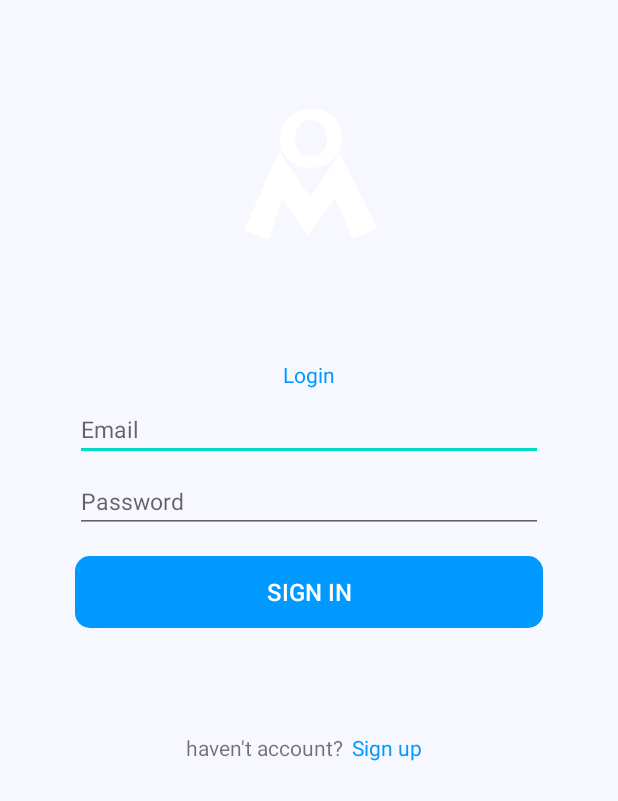
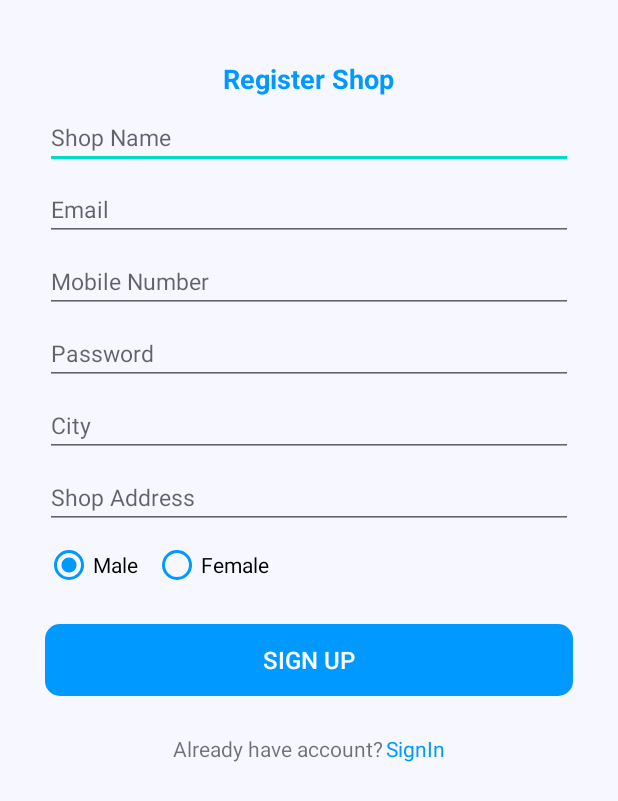
Before and after one commit to arifaziz346/OnlineMarketServiceProviderTest, an Android app: the screen it shows after launch (login before the commit, register after it), on a phone screen of 412 x 824 dp. Shown: the top 801 px of the screen. Run offline under Robolectric (Android 15) with nearby library versions, the phone set to English and light mode, and no system bars.

Commit message:
9/4/2021

```diff
--- a/app/build.gradle
+++ b/app/build.gradle
@@ -48,6 +48,8 @@ dependencies {
     //Image Picker/Crop
     implementation 'com.github.dhaval2404:imagepicker:2.1'
     implementation "androidx.activity:activity-ktx:1.2.3"
+    implementation("com.android.volley:volley:1.2.1")
     //..
     androidTestImplementation 'androidx.test.espresso:espresso-core:3.4.0'
+
 }
--- a/app/src/main/AndroidManifest.xml
+++ b/app/src/main/AndroidManifest.xml
@@ -3,6 +3,7 @@
     package="com.example.onlinemarketserviceprovider">
     <uses-permission android:name="android.permission.READ_EXTERNAL_STORAGE"/>
     <uses-permission android:name="android.permission.CAMERA"></uses-permission>
+    <uses-permission android:name="android.permission.INTERNET"></uses-permission>
     <application
         android:allowBackup="true"
         android:icon="@mipmap/ic_launcher"
@@ -12,10 +13,10 @@
         android:theme="@style/Theme.OnlineMarketServiceProvider">
         <activity android:name=".Products.CreateProduct"></activity>
         <activity android:name=".Shop.ShopInformation" />
-        <activity android:name=".Auth.register" />
+        <activity android:name=".Auth.login" />
         <activity android:name=".MainActivity" />
         <activity
-            android:name=".Auth.login"
+            android:name=".Auth.register"
             android:exported="true">
 
             <intent-filter>
--- a/app/src/main/java/com/example/onlinemarketserviceprovider/Auth/login.kt
+++ b/app/src/main/java/com/example/onlinemarketserviceprovider/Auth/login.kt
@@ -5,6 +5,7 @@ import androidx.appcompat.app.AppCompatActivity
 import android.os.Bundle
 import android.view.LayoutInflater
 import android.view.View
+import android.widget.Toast
 import com.example.onlinemarketserviceprovider.R
 import com.example.onlinemarketserviceprovider.databinding.ActivityLoginBinding
 
@@ -14,9 +15,11 @@ class login : AppCompatActivity() {
         var binding = ActivityLoginBinding.inflate(layoutInflater)
         setContentView(R.layout.activity_login)
 
-        binding.txtSignUp.setOnClickListener(View.OnClickListener {
-            var intent = Intent(this,register::class.java)
-            startActivity(intent)
-        })
+
+    }
+
+    fun signUp(view: View) {
+        var intent = Intent(this,register::class.java)
+        startActivity(intent)
     }
 }
--- a/app/src/main/res/layout/activity_register.xml
+++ b/app/src/main/res/layout/activity_register.xml
@@ -3,37 +3,40 @@
     xmlns:android="http://schemas.android.com/apk/res/android"
     android:layout_width="match_parent"
     android:layout_height="match_parent"
-    android:paddingLeft="50dp"
-    android:paddingRight="50dp"
+    android:paddingLeft="30dp"
+    android:paddingRight="30dp"
     android:orientation="vertical"
     android:background="@color/ColorLightBlueWhite">
 
-    <ImageView
-        android:layout_width="100dp"
-        android:layout_height="90dp"
-        android:background="@drawable/om_logo"
-        android:layout_gravity="center"
-        android:layout_marginTop="70dp"
-        android:layout_marginBottom="80dp"/>
+<!--    <ImageView-->
+<!--        android:layout_width="100dp"-->
+<!--        android:layout_height="90dp"-->
+<!--        android:background="@drawable/om_logo"-->
+<!--        android:layout_gravity="center"-->
+<!--        android:layout_marginTop="20dp"-->
+<!--        android:layout_marginBottom="10dp"/>-->
     <TextView
         android:layout_width="wrap_content"
         android:layout_height="wrap_content"
-        android:text="Register"
+        android:text="Register Shop"
         android:layout_gravity="center"
+        android:layout_marginTop="40dp"
+        android:textStyle="bold"
+        android:textSize="18sp"
         android:textColor="@color/colorPrimary"></TextView>
 
     <com.google.android.material.textfield.TextInputLayout
         android:layout_width="match_parent"
         android:layout_height="wrap_content"
-        android:id="@+id/txtLayoutFullNameSignUp"
+        android:id="@+id/txtLayoutFullShopNameSignUp"
         android:hint="Enter Your Name"
         android:layout_marginBottom="6dp"/>
 
     <com.google.android.material.textfield.TextInputEditText
         android:layout_width="match_parent"
         android:layout_height="wrap_content"
-        android:id="@+id/txtFullNameSignUp"
-        android:hint="Full Name"
+        android:id="@+id/txtShopNameSignUp"
+        android:hint="Shop Name"
         android:inputType="text"
         android:textSize="15sp">
     </com.google.android.material.textfield.TextInputEditText>
@@ -57,6 +60,21 @@
     <com.google.android.material.textfield.TextInputLayout
         android:layout_width="match_parent"
         android:layout_height="wrap_content"
+        android:id="@+id/txtLayoutShopPhoneSignUp"
+        android:hint="Enter Your Email"
+        android:layout_marginBottom="6dp"/>
+
+    <com.google.android.material.textfield.TextInputEditText
+        android:layout_width="match_parent"
+        android:layout_height="wrap_content"
+        android:id="@+id/txtShopPhoneSignUp"
+        android:hint="Mobile Number"
+        android:inputType="number"
+        android:textSize="15sp">
+    </com.google.android.material.textfield.TextInputEditText>
+    <com.google.android.material.textfield.TextInputLayout
+        android:layout_width="match_parent"
+        android:layout_height="wrap_content"
         android:id="@+id/txtLayoutPasswordSignUp"
         android:hint="Enter Your Name"
         android:layout_marginBottom="6dp"/>
@@ -69,25 +87,61 @@
         android:inputType="textPassword"
         android:textSize="15sp">
     </com.google.android.material.textfield.TextInputEditText>
+
+
+    <com.google.android.material.textfield.TextInputLayout
+        android:layout_width="match_parent"
+        android:layout_height="wrap_content"
+        android:id="@+id/txtLayoutCitySignUp"
+        android:hint="Enter Your Name"
+        android:layout_marginBottom="6dp"/>
+
+    <com.google.android.material.textfield.TextInputEditText
+        android:layout_width="match_parent"
+        android:layout_height="wrap_content"
+        android:id="@+id/txtCitySignUp"
+        android:hint="City"
+        android:inputType="textPassword"
+        android:textSize="15sp">
+    </com.google.android.material.textfield.TextInputEditText>
+
+    <com.google.android.material.textfield.TextInputLayout
+        android:layout_width="match_parent"
+        android:layout_height="wrap_content"
+        android:id="@+id/txtLayoutAddressSignUp"
+        android:hint="Enter Your Name"
+        android:layout_marginBottom="6dp"/>
+
+    <com.google.android.material.textfield.TextInputEditText
+        android:layout_width="match_parent"
+        android:layout_height="wrap_content"
+        android:id="@+id/txtAddressSignUp"
+        android:hint="Shop Address"
+        android:inputType="textPassword"
+        android:textSize="15sp">
+    </com.google.android.material.textfield.TextInputEditText>
     <RadioGroup
         android:id="@+id/radio"
         android:layout_width="wrap_content"
-        android:layout_height="wrap_content" >
+        android:layout_height="wrap_content"
+        android:orientation="horizontal"
+        >
 
         <RadioButton
             android:id="@+id/radioMale"
-            android:layout_width="wrap_content"
+            android:layout_width="match_parent"
             android:layout_height="wrap_content"
             android:text="Male"
             android:buttonTint="@color/colorPrimary"
-            android:checked="true"/>
+           android:checked="true"/>
 
         <RadioButton
             android:id="@+id/radioFemale"
             android:layout_width="wrap_content"
             android:layout_height="wrap_content"
             android:buttonTint="@color/colorPrimary"
-            android:text="Female" />
+            android:text="Female"
+            android:layout_marginLeft="10dp"/>
 
     </RadioGroup>
 
@@ -99,8 +153,9 @@
         android:background="@drawable/btn_round"
         android:textColor="@color/white"
         android:textSize="16dp"
-        android:layout_marginBottom="70dp"
-        android:text="SIGN Up">
+        android:layout_marginBottom="5dp"
+        android:text="SIGN Up"
+        android:onClick="signUp">
 
     </androidx.appcompat.widget.AppCompatButton>
 
@@ -109,19 +164,20 @@
         android:layout_height="wrap_content"
         android:gravity="center_horizontal"
         android:orientation="horizontal"
+        android:layout_marginTop="20dp"
         >
         <TextView
             android:layout_width="wrap_content"
             android:layout_height="wrap_content"
             android:text="Already have account?"
-            android:layout_marginRight="6dp"/>
+            android:layout_marginRight="2dp"/>
         <TextView
-            android:id="@+id/txtSignUp"
+            android:id="@+id/txtSignIn"
             android:layout_width="wrap_content"
             android:layout_height="wrap_content"
-            android:text="Sign up"
+            android:text="SignIn"
             android:textColor="@color/colorPrimary"
-            android:layout_marginRight="6dp">
+            android:onClick="signIn">
 
         </TextView>
 
```
Also changed, not shown: app/src/main/java/com/example/onlinemarketserviceprovider/Auth/register.kt (+7 -2 lines), app/src/main/java/com/example/onlinemarketserviceprovider/Constant.kt (added, +9 -0 lines), app/src/main/res/layout/activity_login.xml (+14 -5 lines).
